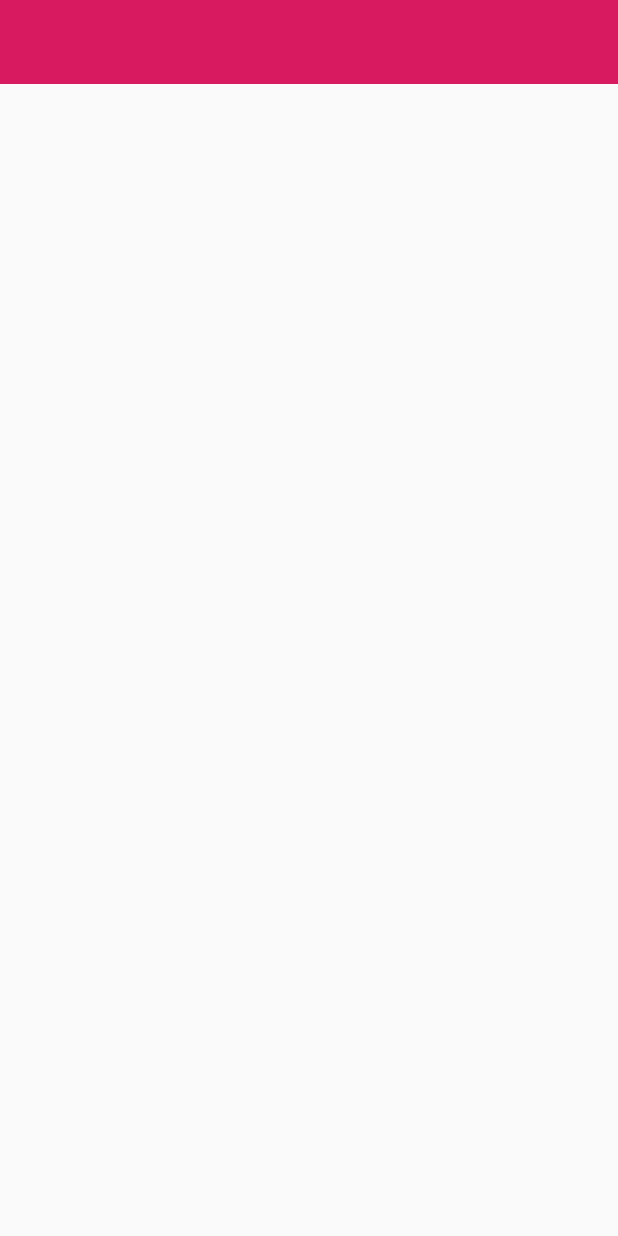
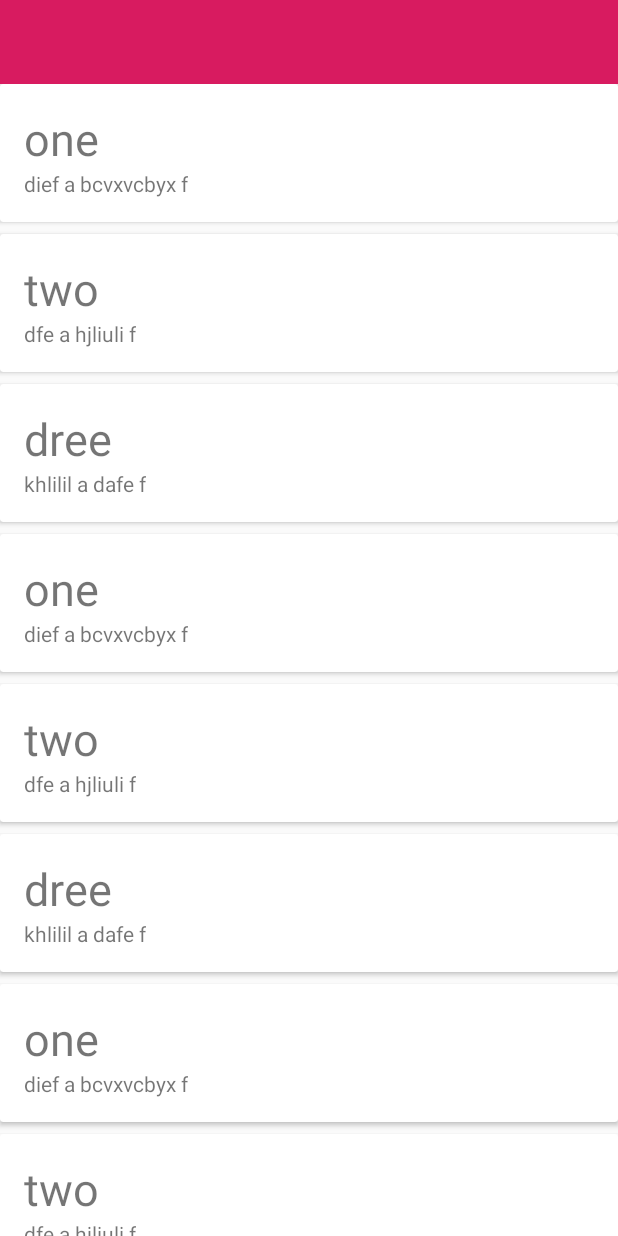
Before and after one commit to fabi-win/ap_assignment, an Android app: the screen it shows after launch (SiteListActivity), on a phone screen of 412 x 824 dp. Run offline under Robolectric (Android 15) with nearby library versions, the phone set to English and light mode, and no system bars; 1 statement that could not run was skipped.

Commit message:
added features of site list

```diff
--- a/app/src/main/java/com/example/ap_assignment/activities/SiteListActivity.kt
+++ b/app/src/main/java/com/example/ap_assignment/activities/SiteListActivity.kt
@@ -1,9 +1,19 @@
 package com.example.ap_assignment.activities
 
 import android.os.Bundle
+import android.view.LayoutInflater
+import android.view.View
+import android.view.ViewGroup
 import androidx.appcompat.app.AppCompatActivity
+import androidx.recyclerview.widget.LinearLayoutManager
+import androidx.recyclerview.widget.RecyclerView
 import com.example.ap_assignment.R
 import com.example.ap_assignment.main.MainApp
+import com.example.ap_assignment.models.SiteModel
+
+
+import kotlinx.android.synthetic.main.activity_site_list.*
+import kotlinx.android.synthetic.main.card_list.view.*
 
 class SiteListActivity: AppCompatActivity() {
 
@@ -13,6 +23,38 @@ class SiteListActivity: AppCompatActivity() {
         super.onCreate(savedInstanceState)
         setContentView(R.layout.activity_site_list)
         app = application as MainApp
+
+        val layoutManager = LinearLayoutManager(this)
+        recyclerView.layoutManager = layoutManager
+        recyclerView.adapter = SiteAdapter(app.sites)
     }
 
+    class SiteAdapter constructor(private var sites: List<SiteModel>) :
+        RecyclerView.Adapter<SiteAdapter.MainHolder>() {
+
+        override fun onCreateViewHolder(parent: ViewGroup, viewType: Int): MainHolder {
+            return MainHolder(
+                LayoutInflater.from(parent?.context).inflate(
+                    R.layout.card_list,
+                    parent,
+                    false
+                )
+            )
+        }
+
+        override fun onBindViewHolder(holder: MainHolder, position: Int) {
+            val site = sites[holder.adapterPosition]
+            holder.bind(site)
+        }
+
+        override fun getItemCount(): Int = sites.size
+
+        class MainHolder constructor(itemView: View) : RecyclerView.ViewHolder(itemView) {
+
+            fun bind(site: SiteModel) {
+                itemView.siteTitle.text = site.title
+                itemView.description.text = site.descripton
+            }
+        }
+    }
 }
--- a/app/src/main/java/com/example/ap_assignment/main/MainApp.kt
+++ b/app/src/main/java/com/example/ap_assignment/main/MainApp.kt
@@ -12,5 +12,14 @@ class MainApp : Application(), AnkoLogger {
     override fun onCreate() {
         super.onCreate()
         info("Placemark started")
+        sites.add(SiteModel("one", "dief a bcvxvcbyx f"))
+        sites.add(SiteModel("two", "dfe a hjliuli f"))
+        sites.add(SiteModel("dree", "khlilil a dafe f"))
+        sites.add(SiteModel("one", "dief a bcvxvcbyx f"))
+        sites.add(SiteModel("two", "dfe a hjliuli f"))
+        sites.add(SiteModel("dree", "khlilil a dafe f"))
+        sites.add(SiteModel("one", "dief a bcvxvcbyx f"))
+        sites.add(SiteModel("two", "dfe a hjliuli f"))
+        sites.add(SiteModel("dree", "khlilil a dafe f"))
     }
 }
--- a/app/src/main/res/layout/activity_site_list.xml
+++ b/app/src/main/res/layout/activity_site_list.xml
@@ -21,4 +21,11 @@
             app:titleTextColor="@color/colorPrimary" />
     </com.google.android.material.appbar.AppBarLayout>
 
+    <androidx.recyclerview.widget.RecyclerView
+        android:id="@+id/recyclerView"
+        android:layout_width="match_parent"
+        android:layout_height="match_parent"
+        android:scrollbars="vertical"
+        app:layout_behavior="@string/appbar_scrolling_view_behavior" />
+
 </androidx.coordinatorlayout.widget.CoordinatorLayout>
--- /dev/null
+++ b/app/src/main/res/layout/card_list.xml
@@ -0,0 +1,28 @@
+<?xml version="1.0" encoding="utf-8"?>
+<androidx.cardview.widget.CardView
+    xmlns:android="http://schemas.android.com/apk/res/android"
+    android:layout_width="match_parent"
+    android:layout_height="wrap_content"
+    android:layout_marginBottom="8dp"
+    android:elevation="24dp">
+
+    <RelativeLayout
+        android:layout_width="match_parent"
+        android:layout_height="wrap_content"
+        android:padding="16dp">
+
+        <TextView
+            android:id="@+id/siteTitle"
+            android:layout_width="wrap_content"
+            android:layout_height="wrap_content"
+            android:layout_alignParentTop="true"
+            android:textSize="30sp" />
+
+        <TextView
+            android:id="@+id/description"
+            android:layout_width="wrap_content"
+            android:layout_height="wrap_content"
+            android:layout_below="@id/siteTitle" />
+
+    </RelativeLayout>
+</androidx.cardview.widget.CardView>
```
